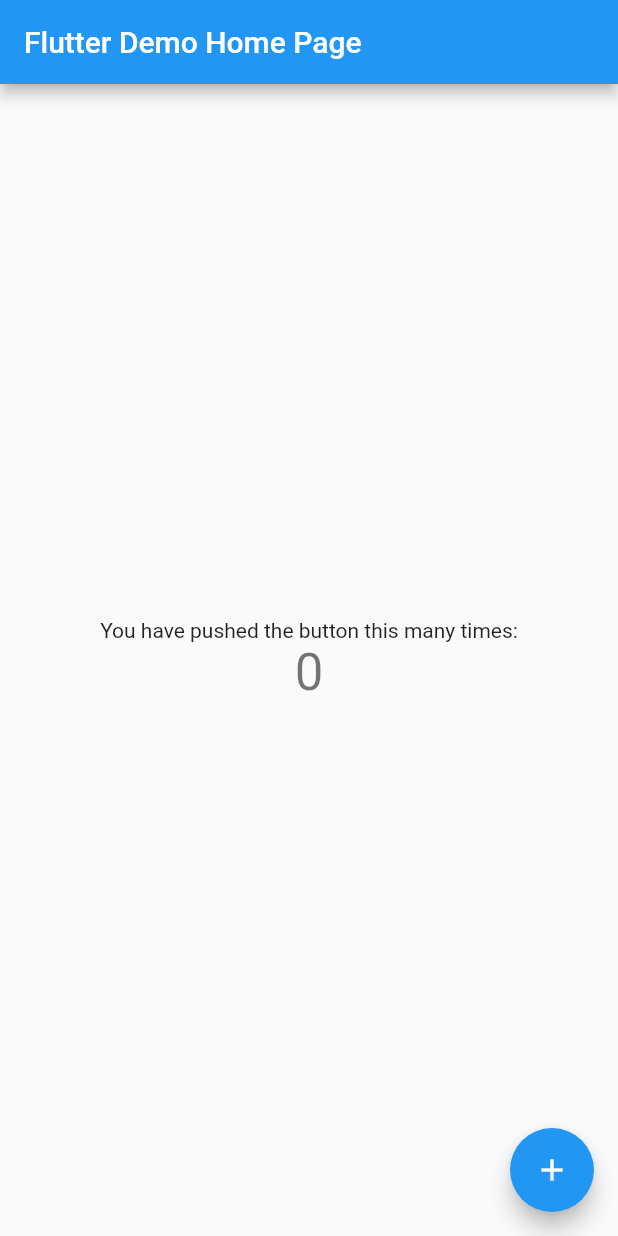
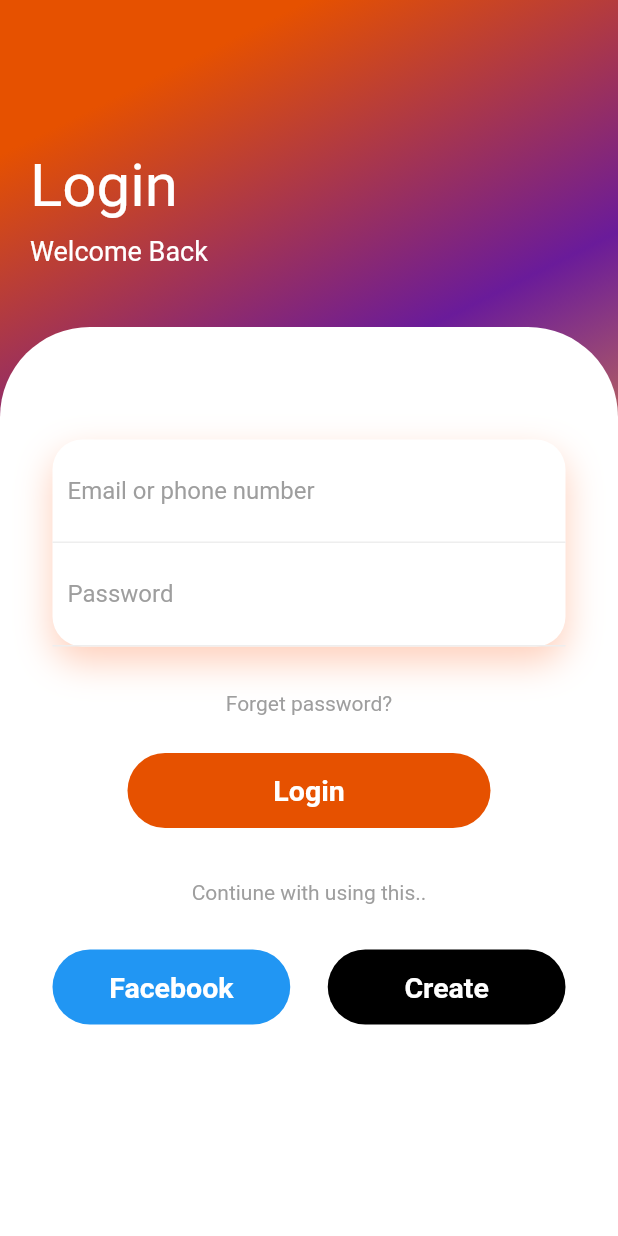
Before and after one commit to Library-Management07/My_Library, a Flutter app: the screen it shows after launch, on a phone screen of 412 x 824 dp. Run offline on Flutter 3.47's test engine with Material 2 defaults, Android fonts, the phone set to English and light mode, and no system bars.

Commit message:
login page by jay

```diff
--- a/library_app/lib/main.dart
+++ b/library_app/lib/main.dart
@@ -1,117 +1,218 @@
 import 'package:flutter/material.dart';
+import 'dart:ui';
 
 void main() {
-  runApp(MyApp());
+  runApp(MaterialApp(
+      debugShowCheckedModeBanner: false,
+      home: LoginPage(),
+      routes: <String, WidgetBuilder>{
+        // "/Home": (BuildContext context) => new Home()
+      }));
 }
 
-class MyApp extends StatelessWidget {
-  // This widget is the root of your application.
+class LoginPage extends StatelessWidget {
   @override
   Widget build(BuildContext context) {
-    return MaterialApp(
-      title: 'Flutter Demo',
-      theme: ThemeData(
-        // This is the theme of your application.
-        //
-        // Try running your application with "flutter run". You'll see the
-        // application has a blue toolbar. Then, without quitting the app, try
-        // changing the primarySwatch below to Colors.green and then invoke
-        // "hot reload" (press "r" in the console where you ran "flutter run",
-        // or simply save your changes to "hot reload" in a Flutter IDE).
-        // Notice that the counter didn't reset back to zero; the application
-        // is not restarted.
-        primarySwatch: Colors.blue,
-        // This makes the visual density adapt to the platform that you run
-        // the app on. For desktop platforms, the controls will be smaller and
-        // closer together (more dense) than on mobile platforms.
-        visualDensity: VisualDensity.adaptivePlatformDensity,
-      ),
-      home: MyHomePage(title: 'Flutter Demo Home Page'),
-    );
-  }
-}
-
-class MyHomePage extends StatefulWidget {
-  MyHomePage({Key key, this.title}) : super(key: key);
-
-  // This widget is the home page of your application. It is stateful, meaning
-  // that it has a State object (defined below) that contains fields that affect
-  // how it looks.
-
-  // This class is the configuration for the state. It holds the values (in this
-  // case the title) provided by the parent (in this case the App widget) and
-  // used by the build method of the State. Fields in a Widget subclass are
-  // always marked "final".
-
-  final String title;
-
-  @override
-  _MyHomePageState createState() => _MyHomePageState();
-}
-
-class _MyHomePageState extends State<MyHomePage> {
-  int _counter = 0;
-
-  void _incrementCounter() {
-    setState(() {
-      // This call to setState tells the Flutter framework that something has
-      // changed in this State, which causes it to rerun the build method below
-      // so that the display can reflect the updated values. If we changed
-      // _counter without calling setState(), then the build method would not be
-      // called again, and so nothing would appear to happen.
-      _counter++;
-    });
-  }
-
-  @override
-  Widget build(BuildContext context) {
-    // This method is rerun every time setState is called, for instance as done
-    // by the _incrementCounter method above.
-    //
-    // The Flutter framework has been optimized to make rerunning build methods
-    // fast, so that you can just rebuild anything that needs updating rather
-    // than having to individually change instances of widgets.
     return Scaffold(
-      appBar: AppBar(
-        // Here we take the value from the MyHomePage object that was created by
-        // the App.build method, and use it to set our appbar title.
-        title: Text(widget.title),
-      ),
-      body: Center(
-        // Center is a layout widget. It takes a single child and positions it
-        // in the middle of the parent.
+      body: Container(
+        //padding: const EdgeInsets.symmetric(vertical: 30.0),
+        width: double.infinity,
+        decoration: BoxDecoration(
+          gradient: LinearGradient(
+            begin: Alignment.topCenter,
+            colors: [
+              Colors.orange[900],
+              Colors.purple[800],
+              Colors.orange[400],
+            ],
+          ),
+        ),
         child: Column(
-          // Column is also a layout widget. It takes a list of children and
-          // arranges them vertically. By default, it sizes itself to fit its
-          // children horizontally, and tries to be as tall as its parent.
-          //
-          // Invoke "debug painting" (press "p" in the console, choose the
-          // "Toggle Debug Paint" action from the Flutter Inspector in Android
-          // Studio, or the "Toggle Debug Paint" command in Visual Studio Code)
-          // to see the wireframe for each widget.
-          //
-          // Column has various properties to control how it sizes itself and
-          // how it positions its children. Here we use mainAxisAlignment to
-          // center the children vertically; the main axis here is the vertical
-          // axis because Columns are vertical (the cross axis would be
-          // horizontal).
-          mainAxisAlignment: MainAxisAlignment.center,
+          crossAxisAlignment: CrossAxisAlignment.start,
           children: <Widget>[
-            Text(
-              'You have pushed the button this many times:',
+            SizedBox(
+              height: 80.0,
             ),
-            Text(
-              '$_counter',
-              style: Theme.of(context).textTheme.headline4,
+            Padding(
+              padding: EdgeInsets.all(20),
+              child: Column(
+                crossAxisAlignment: CrossAxisAlignment.start,
+                children: <Widget>[
+                  Text(
+                    "Login",
+                    style: TextStyle(
+                      color: Colors.white,
+                      fontSize: 40.0,
+                    ),
+                  ),
+                  SizedBox(
+                    height: 10.0,
+                  ),
+                  Text("Welcome Back",
+                      style: TextStyle(color: Colors.white, fontSize: 18.0)),
+                ],
+              ),
+            ),
+            SizedBox(height: 20),
+            Expanded(
+              child: Container(
+                decoration: BoxDecoration(
+                  color: Colors.white,
+                  borderRadius: BorderRadius.only(
+                    topLeft: Radius.circular(60),
+                    topRight: Radius.circular(60),
+                  ),
+                ),
+                child: Padding(
+                  padding: EdgeInsets.all(35),
+                  child: Column(
+                    children: <Widget>[
+                      SizedBox(
+                        height: 40,
+                      ),
+                      Container(
+                        decoration: BoxDecoration(
+                          color: Colors.white,
+                          borderRadius: BorderRadius.circular(20),
+                          boxShadow: [
+                            BoxShadow(
+                              color: Color.fromRGBO(255, 95, 27, .3),
+                              blurRadius: 20.0,
+                              offset: Offset(0, 10),
+                            ),
+                          ],
+                        ),
+                        child: Column(
+                          children: <Widget>[
+                            Container(
+                              padding: EdgeInsets.all(10),
+                              decoration: BoxDecoration(
+                                border: Border(
+                                  bottom: BorderSide(
+                                    color: Colors.grey[200],
+                                  ),
+                                ),
+                              ),
+                              child: TextField(
+                                decoration: InputDecoration(
+                                  hintText: "Email or phone number",
+                                  hintStyle: TextStyle(
+                                    color: Colors.grey,
+                                  ),
+                                  border: InputBorder.none,
+                                ),
+                              ),
+                            ),
+                            Container(
+                              padding: EdgeInsets.all(10),
+                              decoration: BoxDecoration(
+                                border: Border(
+                                  bottom: BorderSide(
+                                    color: Colors.grey[200],
+                                  ),
+                                ),
+                              ),
+                              child: TextField(
+                                decoration: InputDecoration(
+                                  hintText: "Password",
+                                  hintStyle: TextStyle(
+                                    color: Colors.grey,
+                                  ),
+                                  border: InputBorder.none,
+                                ),
+                              ),
+                            ),
+                          ],
+                        ),
+                      ),
+                      SizedBox(
+                        height: 30,
+                      ),
+                      Text(
+                        "Forget password?",
+                        style: TextStyle(color: Colors.grey),
+                      ),
+                      SizedBox(
+                        height: 25,
+                      ),
+                      Container(
+                        height: 50,
+                        margin: EdgeInsets.symmetric(horizontal: 50),
+                        decoration: BoxDecoration(
+                          borderRadius: BorderRadius.circular(50),
+                          color: Colors.orange[900],
+                        ),
+                        child: Center(
+                          child: Text(
+                            "Login",
+                            style: TextStyle(
+                                color: Colors.white,
+                                fontSize: 19,
+                                fontWeight: FontWeight.bold),
+                          ),
+                        ),
+                      ),
+                      SizedBox(
+                        height: 35,
+                      ),
+                      Text(
+                        "Contiune with using this..",
+                        style: TextStyle(color: Colors.grey),
+                      ),
+                      SizedBox(
+                        height: 30,
+                      ),
+                      Row(
+                        children: <Widget>[
+                          Expanded(
+                            child: Container(
+                              height: 50.0,
+                              decoration: BoxDecoration(
+                                borderRadius: BorderRadius.circular(50),
+                                color: Colors.blue,
+                              ),
+                              child: Center(
+                                child: Text(
+                                  "Facebook",
+                                  style: TextStyle(
+                                      color: Colors.white,
+                                      fontSize: 19,
+                                      fontWeight: FontWeight.bold),
+                                ),
+                              ),
+                            ),
+                          ),
+                          SizedBox(
+                            width: 25,
+                          ),
+                          Expanded(
+                            child: Container(
+                              height: 50.0,
+                              decoration: BoxDecoration(
+                                borderRadius: BorderRadius.circular(50),
+                                color: Colors.black,
+                              ),
+                              child: Center(
+                                child: Text(
+                                  "Create",
+                                  style: TextStyle(
+                                      color: Colors.white,
+                                      fontSize: 19,
+                                      fontWeight: FontWeight.bold),
+                                ),
+                              ),
+                            ),
+                          ),
+                        ],
+                      ),
+                    ],
+                  ),
+                ),
+              ),
             ),
           ],
         ),
       ),
-      floatingActionButton: FloatingActionButton(
-        onPressed: _incrementCounter,
-        tooltip: 'Increment',
-        child: Icon(Icons.add),
-      ), // This trailing comma makes auto-formatting nicer for build methods.
     );
   }
 }
```
